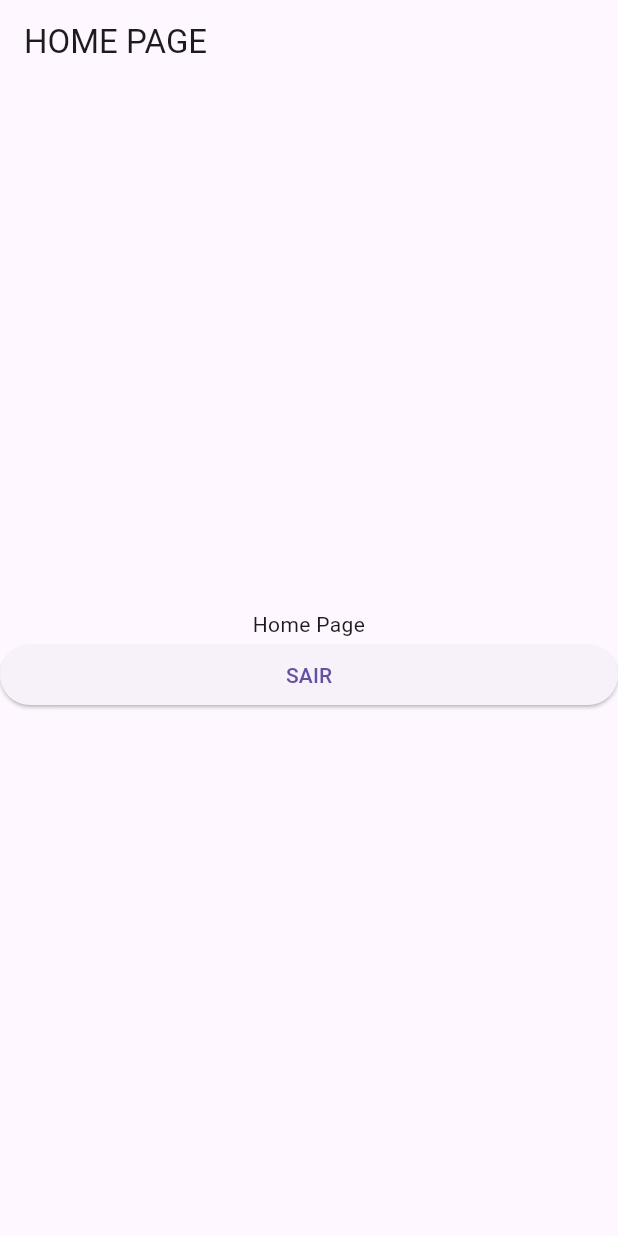
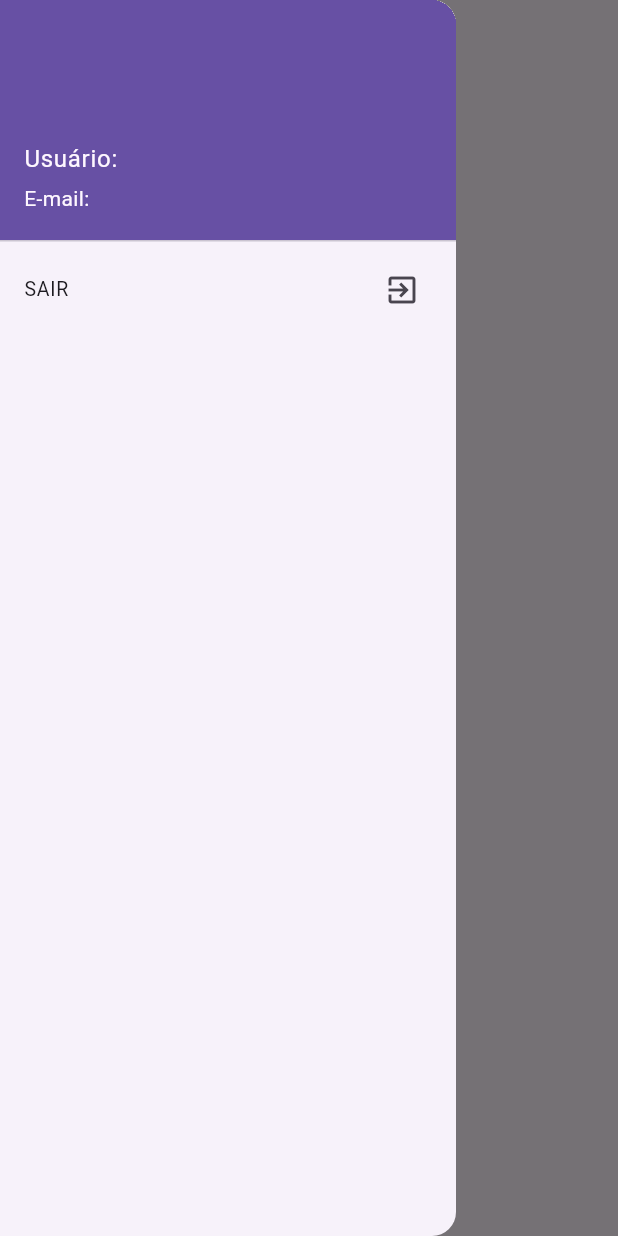
Before and after one commit to dariopmaciel/firebase_crud, a Flutter app: the HomePage screen opened directly, with the side drawer open (before the commit the screen has no drawer), on a phone screen of 412 x 824 dp. Run offline on Flutter 3.47's test engine with Material 2 defaults, Android fonts, the phone set to English and light mode, and no system bars; our stand-ins replace firebase_auth, firebase_core; missing offline and left inert: validatorless; accounts and stored records are empty; network calls fail.

```diff
--- a/lib/checagem_page.dart
+++ b/lib/checagem_page.dart
@@ -1,4 +1,5 @@
 import 'dart:async';
+import 'dart:math';
 
 import 'package:firebase_auth/firebase_auth.dart';
 import 'package:firebase_crud/home_page.dart';
@@ -22,7 +23,7 @@ class _ChecagemPageState extends State<ChecagemPage> {
     streamSubscription = FirebaseAuth.instance.authStateChanges().listen(
       (User? user) {
         if (user == null) {
-          print('Você não tem usuário Logado!');
+          //print('VOCÊ NÃO ESTÁ LOGADO');
           Navigator.pushReplacement(
             context,
             MaterialPageRoute(
@@ -36,7 +37,7 @@ class _ChecagemPageState extends State<ChecagemPage> {
               builder: (context) => const HomePage(),
             ),
           );
-          print('Usuário Logado!');
+          //print('VOCÊ ESTÁ LOGADO');
         }
       },
     );
--- a/lib/home_page.dart
+++ b/lib/home_page.dart
@@ -12,29 +12,72 @@ class HomePage extends StatefulWidget {
 class _HomePageState extends State<HomePage> {
   final _firebaseAuth = FirebaseAuth.instance;
 
+  String nome = "";
+  String email = "";
+
+  @override
+  void initState() {
+    pegarUsuario();
+  }
+
   @override
   Widget build(BuildContext context) {
     return Scaffold(
       appBar: AppBar(
         title: const Text('HOME PAGE'),
+        centerTitle: true,
+      ),
+      drawer: Drawer(
+        child: ListView(
+          padding: EdgeInsets.zero,
+          children: [
+            UserAccountsDrawerHeader(
+              accountName: Text("Usuário: $nome"),
+              accountEmail: Text("E-mail: $email"),
+            ),
+            ListTile(
+              dense: true,
+              title: const Text("SAIR"),
+              trailing: const Icon(Icons.exit_to_app),
+              onTap: () {
+                sair();
+              },
+            ),
+          ],
+        ),
       ),
       body: Column(
         mainAxisAlignment: MainAxisAlignment.center,
         crossAxisAlignment: CrossAxisAlignment.stretch,
         children: [
-          const Text(
-            "Home Page",
+          Text(
+            nome,
             textAlign: TextAlign.center,
           ),
-          ElevatedButton(
-            onPressed: () {
-              sair();
-            },
-            child: const Text("SAIR"),
-          ),
+          // const Text(
+          //   "imprimir usuario",
+          //   textAlign: TextAlign.center,
+          // ),
+          // ElevatedButton(
+          //   onPressed: () {
+          //     pegarUsuario();
+          //   },
+          //   child: const Text("usuario"),
+          // ),
         ],
       ),
     );
+  }
+
+  pegarUsuario() async {
+    User? usuario = await _firebaseAuth.currentUser;
+    if (usuario != null) {
+      setState(() {
+        nome = usuario.displayName!;
+        email = usuario.email!;
+      });
+      //print(usuario);
+    }
   }
 
   sair() async {
--- a/lib/login_page.dart
+++ b/lib/login_page.dart
@@ -24,6 +24,7 @@ class _LoginPageState extends State<LoginPage> {
     return Scaffold(
       appBar: AppBar(
         title: const Text('LOGIN PAGE'),
+        centerTitle: true,
       ),
       body: Padding(
         padding: const EdgeInsets.all(12.0),
@@ -64,7 +65,7 @@ class _LoginPageState extends State<LoginPage> {
             const SizedBox(height: 20),
             ElevatedButton(
               onPressed: () {
-                Navigator.pushReplacement(
+                Navigator.push(
                   context,
                   MaterialPageRoute(
                     builder: (context) => CadastrarPage(),
@@ -88,6 +89,7 @@ class _LoginPageState extends State<LoginPage> {
         password: _pwdEC.text,
       );
       if (userCredential != null) {
+        // ignore: use_build_context_synchronously
         Navigator.pushReplacement(
           context,
           MaterialPageRoute(
--- a/lib/main.dart
+++ b/lib/main.dart
@@ -1,7 +1,7 @@
 import 'package:firebase_core/firebase_core.dart';
 import 'package:firebase_crud/checagem_page.dart';
 import 'package:firebase_crud/firebase_options.dart';
-import 'package:firebase_crud/home_page.dart';
+
 import 'package:flutter/material.dart';
 
 void main() async {
@@ -18,10 +18,10 @@ class MyApp extends StatelessWidget {
   Widget build(BuildContext context) {
     return MaterialApp(
       title: 'Flutter Demo',
-      debugShowCheckedModeBanner: true,
+      //  debugShowCheckedModeBanner: true,
       theme: ThemeData(
+        primarySwatch: Colors.blue,
         useMaterial3: true,
-        primarySwatch: Colors.blue,
       ),
       home: const ChecagemPage(),
     );
```
Also changed, not shown: lib/cadastrar_page.dart (+52 -15 lines).
